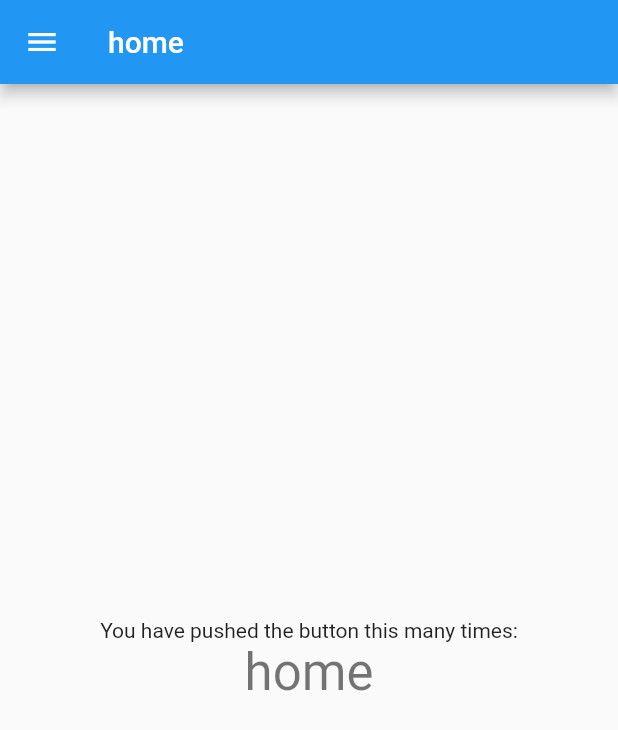
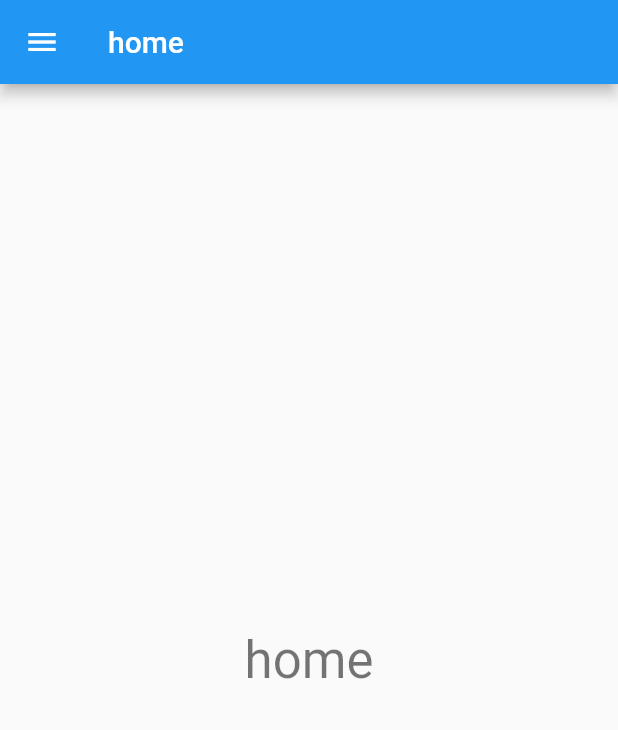
Before and after one commit to chrisjfield/NottinghamDistrictBellringingApp, a Flutter app: the screen it shows after launch, in the side drawer, after a tap on "Home", on a phone screen of 412 x 824 dp. Shown: the top 730 px of the screen. Run offline on Flutter 3.47's test engine with Material 2 defaults, Android fonts, the phone set to English and light mode, and no system bars.

Commit message:
starting to factor out

```diff
--- a/lib/main.dart
+++ b/lib/main.dart
@@ -1,14 +1,17 @@
 import 'package:flutter/material.dart';
+import './pageLayout/PageScaffold.dart';
 
 void main() => runApp(new MyApp());
 
 class Page extends StatelessWidget {
   @override
   Widget build(BuildContext context) {
-    return Center(
-        child: Text(
-      'hello world',
-    ));
+    return PageScaffold(
+        titleText: 'Towers',
+        child: Center(
+            child: Text(
+          'hello world',
+        )));
   }
 }
 
@@ -33,58 +36,12 @@ class MyApp extends StatelessWidget {
 class MyHomePage extends StatelessWidget {
   @override
   Widget build(BuildContext context) {
-    return new Scaffold(
-      drawer: new Drawer(
-        child: new ListView(
-          children: <Widget>[
-            new DrawerHeader(
-              child: Image(
-                image: AssetImage('images/SouthallMinster.jpg'),
-                fit: BoxFit.cover,
-              ),
-              padding: EdgeInsets.zero,
-            ),
-            new ListTile(
-              leading: const Icon(Icons.home),
-              title: new Text('Home'),
-              onTap: () {
-                Navigator.pushNamed(context, '/');
-              },
-            ),
-            new Divider(),
-            new ListTile(
-              leading: const Icon(Icons.location_city),
-              title: new Text('Towers'),
-              onTap: () {
-                Navigator.pushNamed(context, "Page");
-              },
-            ),
-            new Divider(),
-            new ListTile(
-              leading: const Icon(Icons.notifications),
-              title: new Text('Performances'),
-              onTap: () {},
-            ),
-            new Divider(),
-            new ListTile(
-              leading: const Icon(Icons.event),
-              title: new Text('Events'),
-              onTap: () {},
-            ),
-            new Divider(),
-          ],
-        ),
-      ),
-      appBar: new AppBar(
-        title: new Text('home'),
-      ),
-      body: new Center(
+    return PageScaffold(
+      titleText: 'home',
+      child: new Center(
         child: new Column(
           mainAxisAlignment: MainAxisAlignment.center,
           children: <Widget>[
-            new Text(
-              'You have pushed the button this many times:',
-            ),
             new Text(
               'home',
               style: Theme.of(context).textTheme.display1,
--- /dev/null
+++ b/lib/pageLayout/PageDrawer.dart
@@ -0,0 +1,48 @@
+import 'package:flutter/material.dart';
+
+class PageDrawer extends StatelessWidget {
+  @override
+  Widget build(BuildContext context) {
+    return Drawer(
+      child: ListView(
+        children: <Widget>[
+          DrawerHeader(
+            child: Image(
+              image: AssetImage('images/SouthallMinster.jpg'),
+              fit: BoxFit.cover,
+            ),
+            padding: EdgeInsets.zero,
+          ),
+          ListTile(
+            leading: const Icon(Icons.home),
+            title: Text('Home'),
+            onTap: () {
+              Navigator.pushNamed(context, '/');
+            },
+          ),
+          Divider(),
+          ListTile(
+            leading: const Icon(Icons.location_city),
+            title: Text('Towers'),
+            onTap: () {
+              Navigator.pushNamed(context, "Page");
+            },
+          ),
+          Divider(),
+          ListTile(
+            leading: const Icon(Icons.notifications),
+            title: Text('Performances'),
+            onTap: () {},
+          ),
+          Divider(),
+          ListTile(
+            leading: const Icon(Icons.event),
+            title: Text('Events'),
+            onTap: () {},
+          ),
+          Divider(),
+        ],
+      ),
+    );
+  }
+}
--- /dev/null
+++ b/lib/pageLayout/PageScaffold.dart
@@ -0,0 +1,21 @@
+import 'package:flutter/material.dart';
+
+import './PageDrawer.dart';
+
+class PageScaffold extends StatelessWidget {
+  final String titleText;
+  final Widget child;
+
+  const PageScaffold({this.titleText, this.child});
+
+  @override
+  Widget build(BuildContext context) {
+    return Scaffold(
+      drawer: PageDrawer(),
+      appBar: AppBar(
+        title: (titleText != null) ? Text(titleText) : null,
+      ),
+      body: child,
+    );
+  }
+}
```
